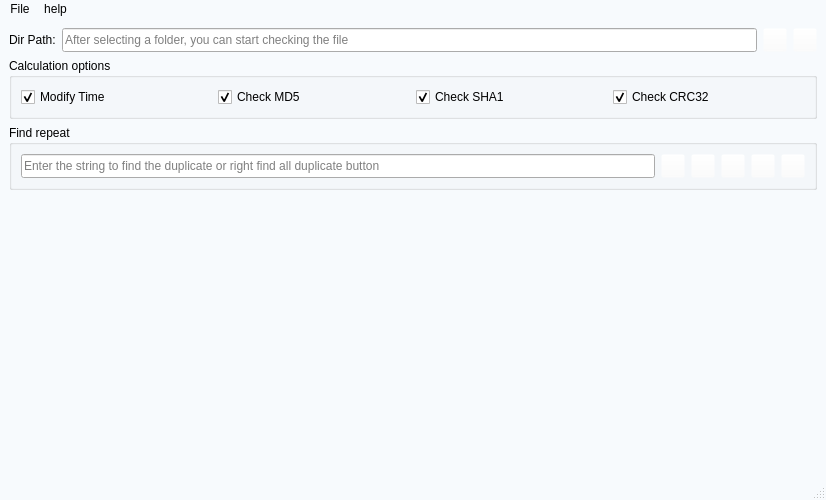
sakuraOnlin/CheckDuplicateFiles, file src/main/mainwindow.ui: the form before one commit.
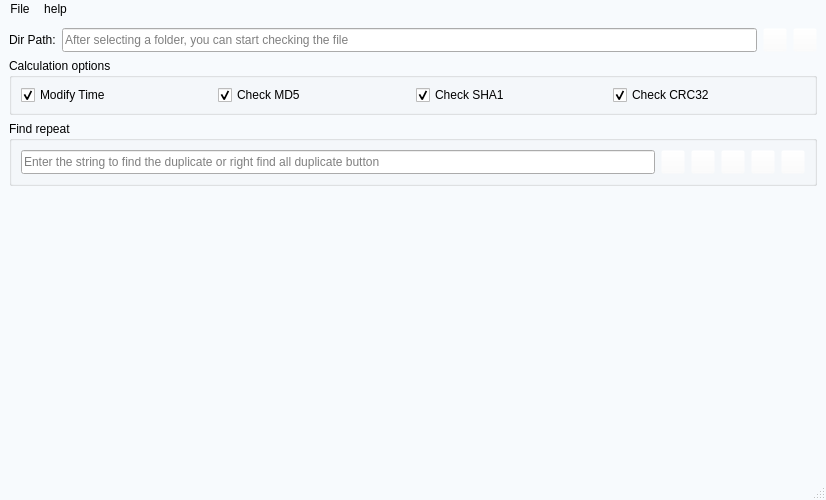
The form after the commit. Icons and pictures are not drawn. Custom widgets are drawn as their Qt base class.

Patch:
```diff
--- a/src/main/mainwindow.ui
+++ b/src/main/mainwindow.ui
@@ -155,7 +155,7 @@
         <property name="maximumSize">
          <size>
           <width>16777215</width>
-          <height>68</height>
+          <height>57</height>
          </size>
         </property>
         <property name="title">
@@ -229,7 +229,7 @@
         <property name="maximumSize">
          <size>
           <width>16777215</width>
-          <height>70</height>
+          <height>67</height>
          </size>
         </property>
         <property name="title">
```
